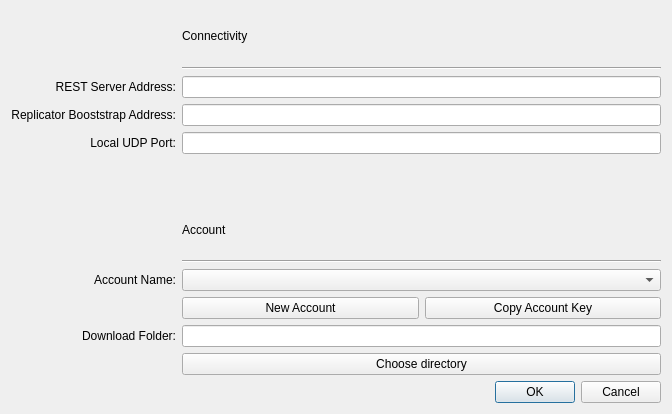
Above: UserApp/SettingsDialog.ui from proximax-storage/cpp-xpx-storage-user-app before the change. Below: the same form after it.
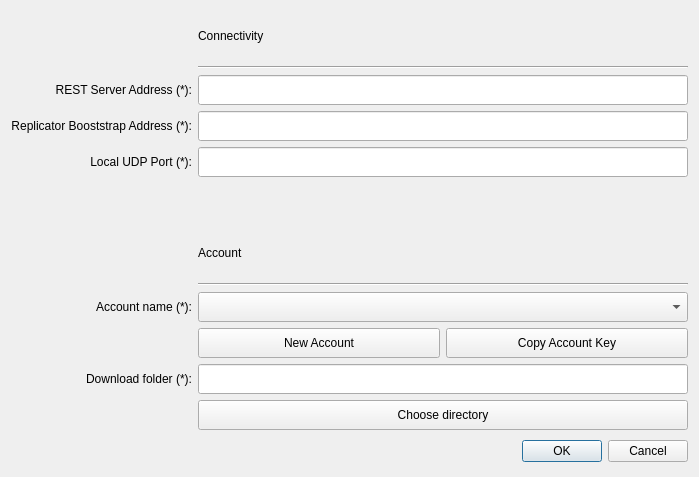
That is the form after the change.

```diff
--- a/UserApp/SettingsDialog.ui
+++ b/UserApp/SettingsDialog.ui
@@ -6,8 +6,8 @@
    <rect>
     <x>0</x>
     <y>0</y>
-    <width>672</width>
-    <height>414</height>
+    <width>699</width>
+    <height>477</height>
    </rect>
   </property>
   <property name="windowTitle">
@@ -19,7 +19,7 @@
      <item row="9" column="0">
       <widget class="QLabel" name="label_4">
        <property name="text">
-        <string>Account Name:</string>
+        <string>Account name (*):</string>
        </property>
        <property name="alignment">
         <set>Qt::AlignRight|Qt::AlignTrailing|Qt::AlignVCenter</set>
@@ -46,7 +46,7 @@
      <item row="11" column="0">
       <widget class="QLabel" name="label_5">
        <property name="text">
-        <string>Download Folder:</string>
+        <string>Download folder (*):</string>
        </property>
        <property name="alignment">
         <set>Qt::AlignRight|Qt::AlignTrailing|Qt::AlignVCenter</set>
@@ -56,7 +56,7 @@
      <item row="4" column="0">
       <widget class="QLabel" name="label_2">
        <property name="text">
-        <string>Replicator Booststrap Address:</string>
+        <string>Replicator Booststrap Address (*):</string>
        </property>
        <property name="alignment">
         <set>Qt::AlignRight|Qt::AlignTrailing|Qt::AlignVCenter</set>
@@ -65,16 +65,53 @@
      </item>
      <item row="11" column="1">
       <widget class="QLineEdit" name="m_dnFolderField">
+       <property name="minimumSize">
+        <size>
+         <width>0</width>
+         <height>30</height>
+        </size>
+       </property>
+       <property name="maximumSize">
+        <size>
+         <width>16777215</width>
+         <height>30</height>
+        </size>
+       </property>
        <property name="text">
         <string/>
        </property>
       </widget>
      </item>
      <item row="9" column="1">
-      <widget class="QComboBox" name="m_accountCbox"/>
+      <widget class="QComboBox" name="m_accountCbox">
+       <property name="minimumSize">
+        <size>
+         <width>0</width>
+         <height>30</height>
+        </size>
+       </property>
+       <property name="maximumSize">
+        <size>
+         <width>16777215</width>
+         <height>30</height>
+        </size>
+       </property>
+      </widget>
      </item>
      <item row="4" column="1">
       <widget class="QLineEdit" name="m_replicatorBootAddrField">
+       <property name="minimumSize">
+        <size>
+         <width>0</width>
+         <height>30</height>
+        </size>
+       </property>
+       <property name="maximumSize">
+        <size>
+         <width>16777215</width>
+         <height>30</height>
+        </size>
+       </property>
        <property name="text">
         <string/>
        </property>
@@ -82,6 +119,18 @@
      </item>
      <item row="13" column="1">
       <widget class="QDialogButtonBox" name="buttonBox">
+       <property name="minimumSize">
+        <size>
+         <width>0</width>
+         <height>30</height>
+        </size>
+       </property>
+       <property name="maximumSize">
+        <size>
+         <width>16777215</width>
+         <height>30</height>
+        </size>
+       </property>
        <property name="orientation">
         <enum>Qt::Horizontal</enum>
        </property>
@@ -110,6 +159,18 @@
       <layout class="QHBoxLayout" name="horizontalLayout_2">
        <item>
         <widget class="QPushButton" name="m_newAccountBtn">
+         <property name="minimumSize">
+          <size>
+           <width>0</width>
+           <height>30</height>
+          </size>
+         </property>
+         <property name="maximumSize">
+          <size>
+           <width>16777215</width>
+           <height>30</height>
+          </size>
+         </property>
          <property name="text">
           <string>New Account</string>
          </property>
@@ -117,6 +178,18 @@
        </item>
        <item>
         <widget class="QPushButton" name="m_copyKeyBtn">
+         <property name="minimumSize">
+          <size>
+           <width>0</width>
+           <height>30</height>
+          </size>
+         </property>
+         <property name="maximumSize">
+          <size>
+           <width>16777215</width>
+           <height>30</height>
+          </size>
+         </property>
          <property name="text">
           <string>Copy Account Key</string>
          </property>
@@ -136,6 +209,18 @@
      </item>
      <item row="12" column="1">
       <widget class="QPushButton" name="m_dnFolderBtn">
+       <property name="minimumSize">
+        <size>
+         <width>0</width>
+         <height>30</height>
+        </size>
+       </property>
+       <property name="maximumSize">
+        <size>
+         <width>16777215</width>
+         <height>30</height>
+        </size>
+       </property>
        <property name="text">
         <string>Choose directory</string>
        </property>
@@ -143,6 +228,18 @@
      </item>
      <item row="5" column="1">
       <widget class="QLineEdit" name="m_portField">
+       <property name="minimumSize">
+        <size>
+         <width>0</width>
+         <height>30</height>
+        </size>
+       </property>
+       <property name="maximumSize">
+        <size>
+         <width>16777215</width>
+         <height>30</height>
+        </size>
+       </property>
        <property name="text">
         <string/>
        </property>
@@ -151,7 +248,7 @@
      <item row="3" column="0">
       <widget class="QLabel" name="label">
        <property name="text">
-        <string>REST Server Address:</string>
+        <string>REST Server Address (*):</string>
        </property>
        <property name="alignment">
         <set>Qt::AlignRight|Qt::AlignTrailing|Qt::AlignVCenter</set>
@@ -159,12 +256,25 @@
       </widget>
      </item>
      <item row="3" column="1">
-      <widget class="QLineEdit" name="m_restBootAddrField"/>
+      <widget class="QLineEdit" name="m_restBootAddrField">
+       <property name="minimumSize">
+        <size>
+         <width>0</width>
+         <height>30</height>
+        </size>
+       </property>
+       <property name="maximumSize">
+        <size>
+         <width>16777215</width>
+         <height>30</height>
+        </size>
+       </property>
+      </widget>
      </item>
      <item row="5" column="0">
       <widget class="QLabel" name="label_3">
        <property name="text">
-        <string>Local UDP Port:</string>
+        <string>Local UDP Port (*):</string>
        </property>
        <property name="alignment">
         <set>Qt::AlignRight|Qt::AlignTrailing|Qt::AlignVCenter</set>
```
